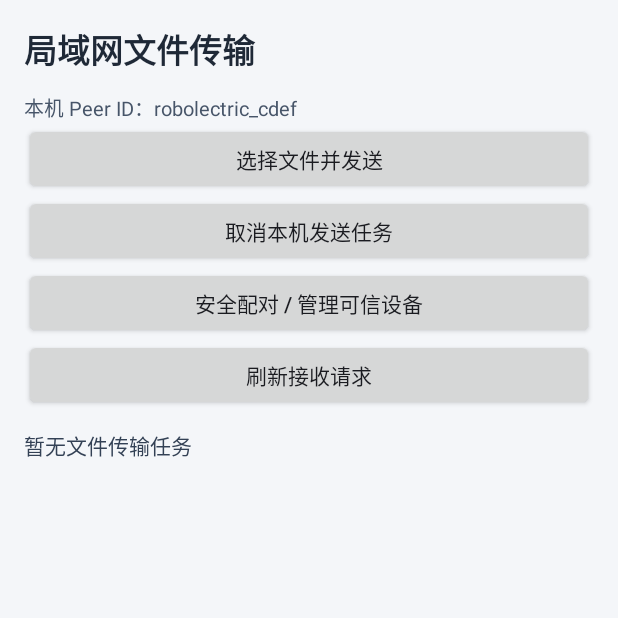
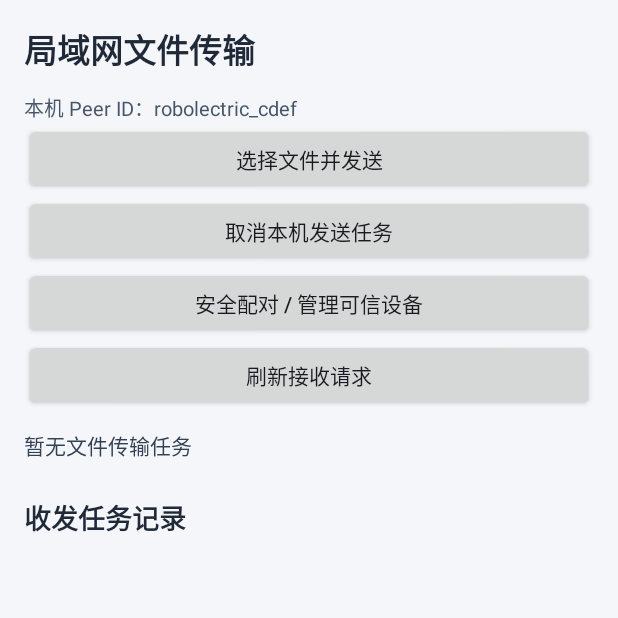
Before and after one commit to shua00/rebackmyphone3, an Android app: the LanTransferActivity screen opened directly, with no data from a screen before it, on a phone screen of 412 x 824 dp, the top half of it. Run offline under Robolectric (Android 15) with nearby library versions, the phone set to English and light mode, and no system bars; libraries missing offline, so code that uses them is left out: ; pictures from the network do not load.

Commit message:
Add LAN transfer history section heading

```diff
--- a/app/src/main/res/layout/activity_lan_transfer.xml
+++ b/app/src/main/res/layout/activity_lan_transfer.xml
@@ -52,6 +52,14 @@
             android:text="正在读取文件请求…"
             android:textSize="14sp"
             android:textColor="#334155" />
+        <TextView
+            android:layout_width="match_parent"
+            android:layout_height="wrap_content"
+            android:paddingTop="16dp"
+            android:text="收发任务记录"
+            android:textStyle="bold"
+            android:textSize="18sp"
+            android:textColor="#1F2937" />
         <LinearLayout
             android:id="@+id/lanTransferOfferList"
             android:layout_width="match_parent"
```
